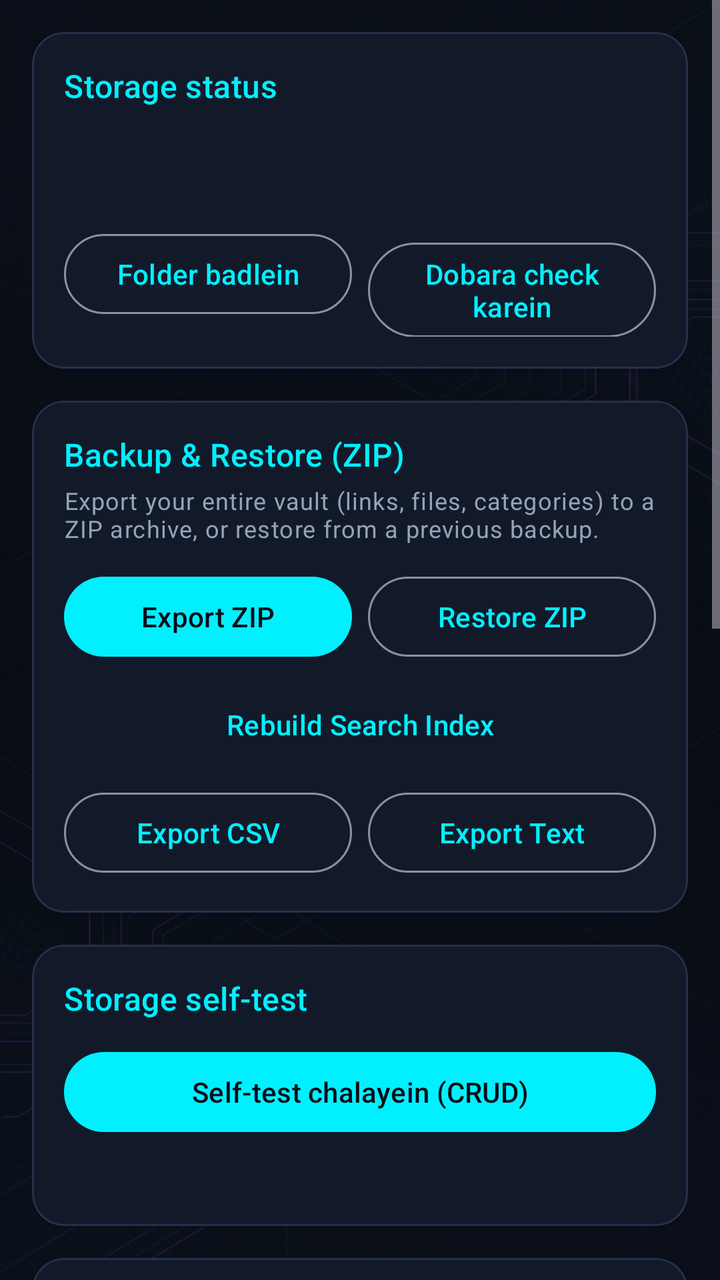
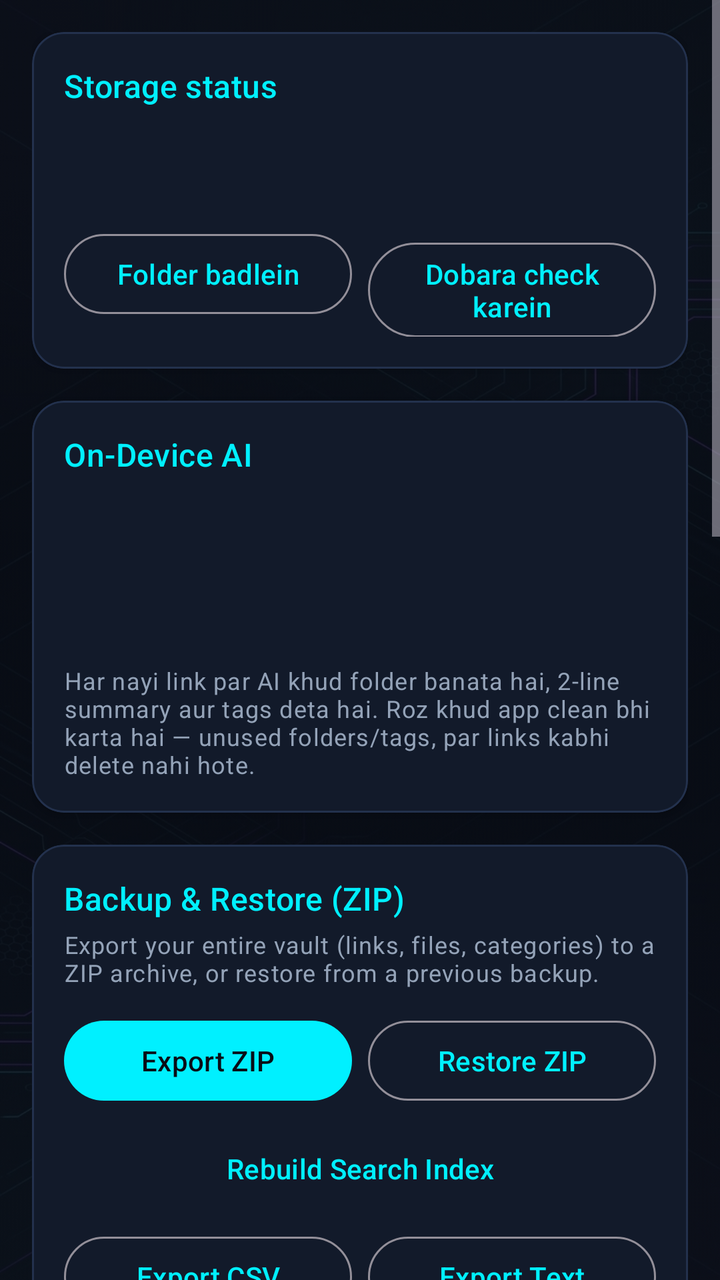

The first picture is an Android layout as it rendered before a commit; the second is the same layout after the commit. The layout source and the unified diff follow.
<!-- AndroidManifest.xml: application theme Theme.LinkVault -->
<!-- res/layout/fragment_settings.xml -->
<?xml version="1.0" encoding="utf-8"?>
<FrameLayout xmlns:android="http://schemas.android.com/apk/res/android"
    xmlns:app="http://schemas.android.com/apk/res-auto"
    android:layout_width="match_parent"
    android:layout_height="match_parent"
    android:background="@color/cyber_bg">

    
    <ImageView
        android:layout_width="match_parent"
        android:layout_height="match_parent"
        android:src="@drawable/bg_cyber_vault"
        android:scaleType="centerCrop"
        android:alpha="0.22"
        android:contentDescription="@null" />

    <ScrollView
        xmlns:android="http://schemas.android.com/apk/res/android"
        xmlns:app="http://schemas.android.com/apk/res-auto"
        android:layout_width="match_parent"
        android:layout_height="match_parent"
        android:background="@android:color/transparent"
        android:fillViewport="true">

    <LinearLayout
        android:layout_width="match_parent"
        android:layout_height="wrap_content"
        android:orientation="vertical"
        android:padding="16dp">

        <com.google.android.material.card.MaterialCardView
            android:layout_width="match_parent"
            android:layout_height="wrap_content"
            app:cardBackgroundColor="@color/cyber_surface_card"
            app:cardCornerRadius="16dp"
            app:cardElevation="1dp"
            app:strokeColor="@color/cyber_border"
            app:strokeWidth="1dp">

            <LinearLayout
                android:layout_width="match_parent"
                android:layout_height="wrap_content"
                android:orientation="vertical"
                android:padding="16dp">

                <TextView
                    android:layout_width="match_parent"
                    android:layout_height="wrap_content"
                    android:text="@string/storage_card_title"
                    android:textColor="@color/cyber_cyan"
                    android:textAppearance="?attr/textAppearanceTitleMedium" />

                <TextView
                    android:id="@+id/storageState"
                    android:layout_width="match_parent"
                    android:layout_height="wrap_content"
                    android:layout_marginTop="8dp"
                    android:textAppearance="?attr/textAppearanceBodyMedium" />

                <TextView
                    android:id="@+id/storageFolder"
                    android:layout_width="match_parent"
                    android:layout_height="wrap_content"
                    android:layout_marginTop="4dp"
                    android:ellipsize="middle"
                    android:singleLine="true"
                    android:textAppearance="?attr/textAppearanceBodySmall" />

                <LinearLayout
                    android:layout_width="match_parent"
                    android:layout_height="wrap_content"
                    android:layout_marginTop="12dp"
                    android:orientation="horizontal">

                    <com.google.android.material.button.MaterialButton
                        android:id="@+id/reselectButton"
                        style="@style/Widget.Material3.Button.OutlinedButton"
                        android:layout_width="0dp"
                        android:layout_height="wrap_content"
                        android:layout_marginEnd="8dp"
                        android:layout_weight="1"
                        android:text="@string/storage_reselect" />

                    <com.google.android.material.button.MaterialButton
                        android:id="@+id/recheckButton"
                        style="@style/Widget.Material3.Button.OutlinedButton"
                        android:layout_width="0dp"
                        android:layout_height="wrap_content"
                        android:layout_weight="1"
                        android:text="@string/storage_recheck" />

                </LinearLayout>
            </LinearLayout>
        </com.google.android.material.card.MaterialCardView>

        <com.google.android.material.card.MaterialCardView
            android:layout_width="match_parent"
            android:layout_height="wrap_content"
            android:layout_marginTop="16dp"
            app:cardBackgroundColor="@color/cyber_surface_card"
            app:cardCornerRadius="16dp"
            app:cardElevation="1dp"
            app:strokeColor="@color/cyber_border"
            app:strokeWidth="1dp">

            <LinearLayout
                android:layout_width="match_parent"
                android:layout_height="wrap_content"
                android:orientation="vertical"
                android:padding="16dp">

                <TextView
                    android:layout_width="match_parent"
                    android:layout_height="wrap_content"
                    android:text="Backup &amp; Restore (ZIP)"
                    android:textColor="@color/cyber_cyan"
                    android:textAppearance="?attr/textAppearanceTitleMedium" />

                <TextView
                    android:layout_width="match_parent"
                    android:layout_height="wrap_content"
                    android:layout_marginTop="4dp"
                    android:text="Export your entire vault (links, files, categories) to a ZIP archive, or restore from a previous backup."
                    android:textAppearance="?attr/textAppearanceBodySmall"
                    android:textColor="@color/cyber_text_secondary" />

                <LinearLayout
                    android:layout_width="match_parent"
                    android:layout_height="wrap_content"
                    android:layout_marginTop="12dp"
                    android:orientation="horizontal">

                    <com.google.android.material.button.MaterialButton
                        android:id="@+id/backupExportButton"
                        android:layout_width="0dp"
                        android:layout_height="wrap_content"
                        android:layout_marginEnd="8dp"
                        android:layout_weight="1"
                        android:text="Export ZIP" />

                    <com.google.android.material.button.MaterialButton
                        android:id="@+id/backupRestoreButton"
                        style="@style/Widget.Material3.Button.OutlinedButton"
                        android:layout_width="0dp"
                        android:layout_height="wrap_content"
                        android:layout_weight="1"
                        android:text="Restore ZIP" />
                </LinearLayout>

                <com.google.android.material.button.MaterialButton
                    android:id="@+id/rebuildIndexButton"
                    style="@style/Widget.Material3.Button.TextButton"
                    android:layout_width="match_parent"
                    android:layout_height="wrap_content"
                    android:layout_marginTop="6dp"
                    android:text="Rebuild Search Index" />

                <LinearLayout
                    android:layout_width="match_parent"
                    android:layout_height="wrap_content"
                    android:layout_marginTop="6dp"
                    android:orientation="horizontal">

                    <com.google.android.material.button.MaterialButton
                        android:id="@+id/exportCsvButton"
                        style="@style/Widget.Material3.Button.OutlinedButton"
                        android:layout_width="0dp"
                        android:layout_height="wrap_content"
                        android:layout_marginEnd="8dp"
                        android:layout_weight="1"
                        android:text="Export CSV" />

                    <com.google.android.material.button.MaterialButton
                        android:id="@+id/exportTextButton"
                        style="@style/Widget.Material3.Button.OutlinedButton"
                        android:layout_width="0dp"
                        android:layout_height="wrap_content"
                        android:layout_weight="1"
                        android:text="Export Text" />
                </LinearLayout>

                <TextView
                    android:id="@+id/backupStatusText"
                    android:layout_width="match_parent"
                    android:layout_height="wrap_content"
                    android:layout_marginTop="6dp"
                    android:textAppearance="?attr/textAppearanceBodyMedium"
                    android:visibility="gone" />
            </LinearLayout>
        </com.google.android.material.card.MaterialCardView>

        <com.google.android.material.card.MaterialCardView
            android:layout_width="match_parent"
            android:layout_height="wrap_content"
            android:layout_marginTop="16dp"
            app:cardBackgroundColor="@color/cyber_surface_card"
            app:cardCornerRadius="16dp"
            app:cardElevation="1dp"
            app:strokeColor="@color/cyber_border"
            app:strokeWidth="1dp">

            <LinearLayout
                android:layout_width="match_parent"
                android:layout_height="wrap_content"
                android:orientation="vertical"
                android:padding="16dp">

                <TextView
                    android:layout_width="match_parent"
                    android:layout_height="wrap_content"
                    android:text="@string/self_test_title"
                    android:textColor="@color/cyber_cyan"
                    android:textAppearance="?attr/textAppearanceTitleMedium" />

                <com.google.android.material.button.MaterialButton
                    android:id="@+id/selfTestButton"
                    android:layout_width="match_parent"
                    android:layout_height="wrap_content"
                    android:layout_marginTop="12dp"
                    android:text="@string/self_test_run" />

                <TextView
                    android:id="@+id/selfTestResult"
                    android:layout_width="match_parent"
                    android:layout_height="wrap_content"
                    android:layout_marginTop="8dp"
                    android:textAppearance="?attr/textAppearanceBodyMedium" />
            </LinearLayout>
        </com.google.android.material.card.MaterialCardView>

        <com.google.android.material.card.MaterialCardView
            android:layout_width="match_parent"
            android:layout_height="wrap_content"
            android:layout_marginTop="16dp"
            app:cardBackgroundColor="@color/cyber_surface_card"
            app:cardCornerRadius="16dp"
            app:cardElevation="1dp"
            app:strokeColor="@color/cyber_border"
            app:strokeWidth="1dp">

            <LinearLayout
                android:layout_width="match_parent"
                android:layout_height="wrap_content"
                android:orientation="vertical"
                android:padding="16dp">

                <TextView
                    android:layout_width="match_parent"
                    android:layout_height="wrap_content"
                    android:text="@string/issues_title"
                    android:textColor="@color/cyber_cyan"
                    android:textAppearance="?attr/textAppearanceTitleMedium" />

                <com.google.android.material.button.MaterialButton
                    android:id="@+id/issuesButton"
                    style="@style/Widget.Material3.Button.OutlinedButton"
                    android:layout_width="match_parent"
                    android:layout_height="wrap_content"
                    android:layout_marginTop="12dp"
                    android:text="@string/issues_scan" />

                <TextView
                    android:id="@+id/issuesResult"
                    android:layout_width="match_parent"
                    android:layout_height="wrap_content"
                    android:layout_marginTop="8dp"
                    android:textAppearance="?attr/textAppearanceBodyMedium" />
            </LinearLayout>
        </com.google.android.material.card.MaterialCardView>

        <com.google.android.material.card.MaterialCardView
            android:layout_width="match_parent"
            android:layout_height="wrap_content"
            android:layout_marginTop="16dp"
            app:cardBackgroundColor="@color/cyber_surface_card"
            app:cardCornerRadius="16dp"
            app:cardElevation="1dp"
            app:strokeColor="@color/cyber_border"
            app:strokeWidth="1dp">

            <LinearLayout
                android:layout_width="match_parent"
                android:layout_height="wrap_content"
                android:orientation="vertical"
                android:padding="16dp">

                <TextView
                    android:layout_width="match_parent"
                    android:layout_height="wrap_content"
                    android:text="Dead-Link Check"
                    android:textColor="@color/cyber_cyan"
                    android:textAppearance="?attr/textAppearanceTitleMedium" />

                <TextView
                    android:layout_width="match_parent"
                    android:layout_height="wrap_content"
                    android:layout_marginTop="4dp"
                    android:text="Sab links ko ek-ek karke check karein. Sirf user-initiated — app background me kuch nahi karta."
                    android:textAppearance="?attr/textAppearanceBodySmall"
                    android:textColor="@color/cyber_text_secondary" />

                <com.google.android.material.button.MaterialButton
                    android:id="@+id/checkAllButton"
                    style="@style/Widget.Material3.Button.OutlinedButton"
                    android:layout_width="match_parent"
                    android:layout_height="wrap_content"
                    android:layout_marginTop="12dp"
                    android:text="Check All Links" />

                <TextView
                    android:id="@+id/checkProgressText"
                    android:layout_width="match_parent"
                    android:layout_height="wrap_content"
                    android:layout_marginTop="6dp"
                    android:textAppearance="?attr/textAppearanceBodyMedium"
                    android:visibility="gone" />
            </LinearLayout>
        </com.google.android.material.card.MaterialCardView>

        <com.google.android.material.card.MaterialCardView
            android:layout_width="match_parent"
            android:layout_height="wrap_content"
            android:layout_marginTop="16dp"
            app:cardBackgroundColor="@color/cyber_surface_card"
            app:cardCornerRadius="16dp"
            app:cardElevation="1dp"
            app:strokeColor="@color/cyber_border"
            app:strokeWidth="1dp">

            <LinearLayout
                android:layout_width="match_parent"
                android:layout_height="wrap_content"
                android:orientation="vertical"
                android:padding="16dp">

                <TextView
                    android:layout_width="match_parent"
                    android:layout_height="wrap_content"
                    android:text="Auto-Categorize Rules"
                    android:textColor="@color/cyber_cyan"
                    android:textAppearance="?attr/textAppearanceTitleMedium" />

                <TextView
                    android:layout_width="match_parent"
                    android:layout_height="wrap_content"
                    android:layout_marginTop="4dp"
                    android:text="Domain set karein — us domain ke links apne aap us category me save honge (sirf tab jab aap koi folder na chunein)."
                    android:textAppearance="?attr/textAppearanceBodySmall"
                    android:textColor="@color/cyber_text_secondary" />

                <TextView
                    android:id="@+id/autoCatRulesText"
                    android:layout_width="match_parent"
                    android:layout_height="wrap_content"
                    android:layout_marginTop="10dp"
                    android:textAppearance="?attr/textAppearanceBodyMedium" />

                <LinearLayout
                    android:layout_width="match_parent"
                    android:layout_height="wrap_content"
                    android:layout_marginTop="10dp"
                    android:orientation="horizontal">

                    <com.google.android.material.button.MaterialButton
                        android:id="@+id/addAutoCatButton"
                        style="@style/Widget.Material3.Button.OutlinedButton"
                        android:layout_width="0dp"
                        android:layout_height="wrap_content"
                        android:layout_marginEnd="8dp"
                        android:layout_weight="1"
                        android:text="+ Add Rule" />

                    <com.google.android.material.button.MaterialButton
                        android:id="@+id/deleteAutoCatButton"
                        style="@style/Widget.Material3.Button.OutlinedButton"
                        android:layout_width="0dp"
                        android:layout_height="wrap_content"
                        android:layout_weight="1"
                        android:text="Delete Rule"
                        android:visibility="gone" />
                </LinearLayout>
            </LinearLayout>
        </com.google.android.material.card.MaterialCardView>

        <com.google.android.material.card.MaterialCardView
            android:layout_width="match_parent"
            android:layout_height="wrap_content"
            android:layout_marginTop="16dp"
            app:cardBackgroundColor="@color/cyber_surface_card"
            app:cardCornerRadius="16dp"
            app:cardElevation="1dp"
            app:strokeColor="@color/cyber_border"
            app:strokeWidth="1dp">

            <LinearLayout
                android:layout_width="match_parent"
                android:layout_height="wrap_content"
                android:orientation="vertical"
                android:padding="16dp">

                <TextView
                    android:id="@+id/autoBackupStatusText"
                    android:layout_width="match_parent"
                    android:layout_height="wrap_content"
                    android:layout_marginTop="10dp"
                    android:textAppearance="?attr/textAppearanceBodyMedium" />

                <LinearLayout
                    android:layout_width="match_parent"
                    android:layout_height="wrap_content"
                    android:layout_marginTop="10dp"
                    android:orientation="horizontal">

                    <com.google.android.material.button.MaterialButton
                        android:id="@+id/toggleAutoBackupButton"
                        style="@style/Widget.Material3.Button.OutlinedButton"
                        android:layout_width="0dp"
                        android:layout_height="wrap_content"
                        android:layout_marginEnd="8dp"
                        android:layout_weight="1"
                        android:text="Auto Backup ON karein" />

                    <com.google.android.material.button.MaterialButton
                        android:id="@+id/runBackupNowButton"
                        style="@style/Widget.Material3.Button.OutlinedButton"
                        android:layout_width="0dp"
                        android:layout_height="wrap_content"
                        android:layout_weight="1"
                        android:text="Backup abhi karein"
                        android:visibility="gone" />
                </LinearLayout>
            </LinearLayout>
        </com.google.android.material.card.MaterialCardView>

    </LinearLayout>
    </ScrollView>
</FrameLayout>
<!-- resources referenced by this layout -->
<resources>
  <color name="cyber_bg">#090D16</color>
  <color name="cyber_border">#23314D</color>
  <color name="cyber_cyan">#00F0FF</color>
  <color name="cyber_surface_card">#121A2A</color>
  <color name="cyber_text_secondary">#94A3B8</color>
  <!-- drawable bg_cyber_vault: jpg bitmap (drawable, 491930 bytes) -->
  <string name="issues_scan">Issues scan karein</string>
  <string name="issues_title">Data issues</string>
  <string name="self_test_run">Self-test chalayein (CRUD)</string>
  <string name="self_test_title">Storage self-test</string>
  <string name="storage_card_title">Storage status</string>
  <string name="storage_recheck">Dobara check karein</string>
  <string name="storage_reselect">Folder badlein</string>
  <style name="Theme.LinkVault" parent="Theme.Material3.Dark.NoActionBar">
          <item name="colorPrimary">@color/cyber_cyan</item>
          <item name="colorOnPrimary">@color/cyber_bg</item>
          <item name="colorPrimaryContainer">@color/cyber_surface_elevated</item>
          <item name="colorOnPrimaryContainer">@color/cyber_text_primary</item>
          <item name="colorSecondary">@color/cyber_purple</item>
          <item name="colorOnSecondary">@color/cyber_bg</item>
          <item name="colorSurface">@color/cyber_surface</item>
          <item name="colorOnSurface">@color/cyber_text_primary</item>
          <item name="android:windowBackground">@color/cyber_bg</item>
          <item name="android:statusBarColor">@color/cyber_bg</item>
          <item name="android:navigationBarColor">@color/cyber_bg</item>
          <item name="android:windowLightStatusBar">false</item>
      </style>
  <color name="cyber_surface_elevated">#172033</color>
  <color name="cyber_text_primary">#F8FAFC</color>
  <color name="cyber_purple">#A855F7</color>
  <color name="cyber_surface">#111827</color>
</resources>

<!-- the commit's change to res/layout/fragment_settings.xml (unified diff, before → after) -->
@@ -112,6 +112,70 @@
                 <TextView
                     android:layout_width="match_parent"
                     android:layout_height="wrap_content"
+                    android:text="On-Device AI"
+                    android:textColor="@color/cyber_cyan"
+                    android:textAppearance="?attr/textAppearanceTitleMedium" />
+
+                <TextView
+                    android:id="@+id/aiStatusText"
+                    android:layout_width="match_parent"
+                    android:layout_height="wrap_content"
+                    android:layout_marginTop="8dp"
+                    android:textAppearance="?attr/textAppearanceBodyMedium" />
+
+                <TextView
+                    android:id="@+id/aiModelText"
+                    android:layout_width="match_parent"
+                    android:layout_height="wrap_content"
+                    android:layout_marginTop="4dp"
+                    android:textAppearance="?attr/textAppearanceBodySmall"
+                    android:textColor="@color/cyber_text_secondary" />
+
+                <TextView
+                    android:id="@+id/aiQueueText"
+                    android:layout_width="match_parent"
+                    android:layout_height="wrap_content"
+                    android:layout_marginTop="4dp"
+                    android:textAppearance="?attr/textAppearanceBodySmall"
+                    android:textColor="@color/cyber_text_secondary" />
+
+                <TextView
+                    android:id="@+id/aiCleanText"
+                    android:layout_width="match_parent"
+                    android:layout_height="wrap_content"
+                    android:layout_marginTop="4dp"
+                    android:textAppearance="?attr/textAppearanceBodySmall"
+                    android:textColor="@color/cyber_text_secondary" />
+
+                <TextView
+                    android:layout_width="match_parent"
+                    android:layout_height="wrap_content"
+                    android:layout_marginTop="6dp"
+                    android:text="Har nayi link par AI khud folder banata hai, 2-line summary aur tags deta hai. Roz khud app clean bhi karta hai — unused folders/tags, par links kabhi delete nahi hote."
+                    android:textAppearance="?attr/textAppearanceBodySmall"
+                    android:textColor="@color/cyber_text_secondary" />
+            </LinearLayout>
+        </com.google.android.material.card.MaterialCardView>
+
+        <com.google.android.material.card.MaterialCardView
+            android:layout_width="match_parent"
+            android:layout_height="wrap_content"
+            android:layout_marginTop="16dp"
+            app:cardBackgroundColor="@color/cyber_surface_card"
+            app:cardCornerRadius="16dp"
+            app:cardElevation="1dp"
+            app:strokeColor="@color/cyber_border"
+            app:strokeWidth="1dp">
+
+            <LinearLayout
+                android:layout_width="match_parent"
+                android:layout_height="wrap_content"
+                android:orientation="vertical"
+                android:padding="16dp">
+
+                <TextView
+                    android:layout_width="match_parent"
+                    android:layout_height="wrap_content"
                     android:text="Backup &amp; Restore (ZIP)"
                     android:textColor="@color/cyber_cyan"
                     android:textAppearance="?attr/textAppearanceTitleMedium" />
